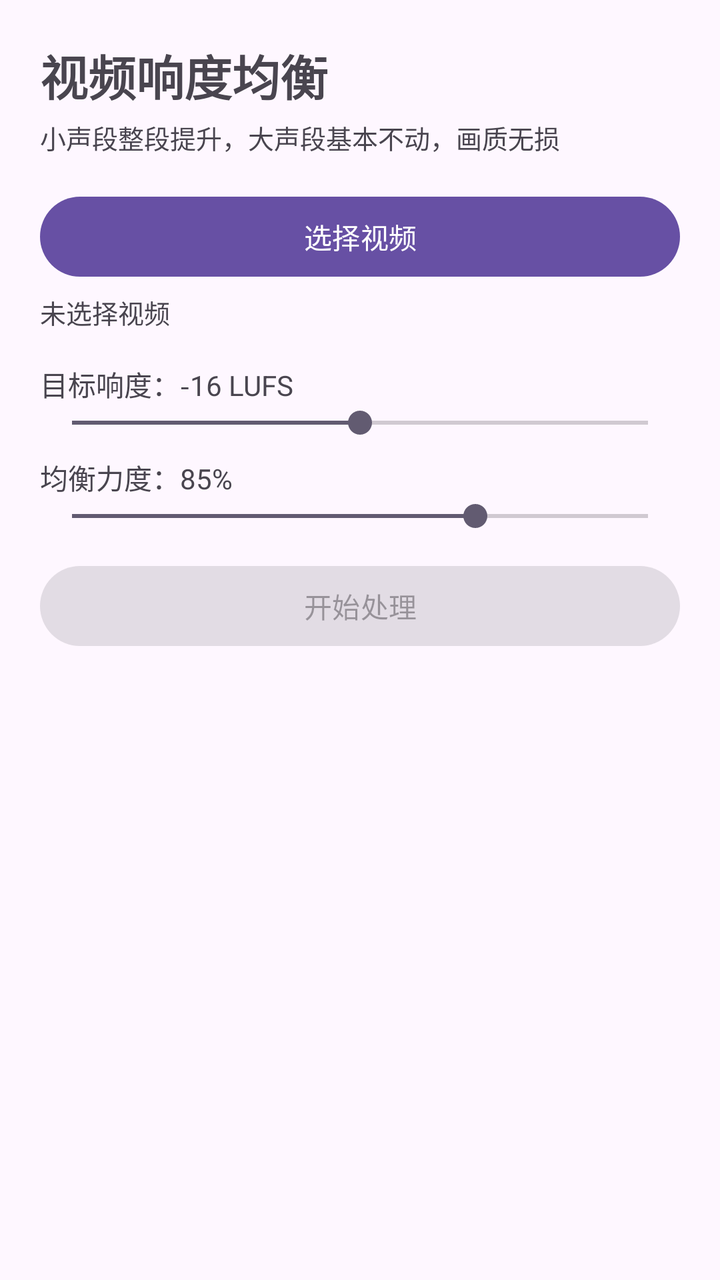
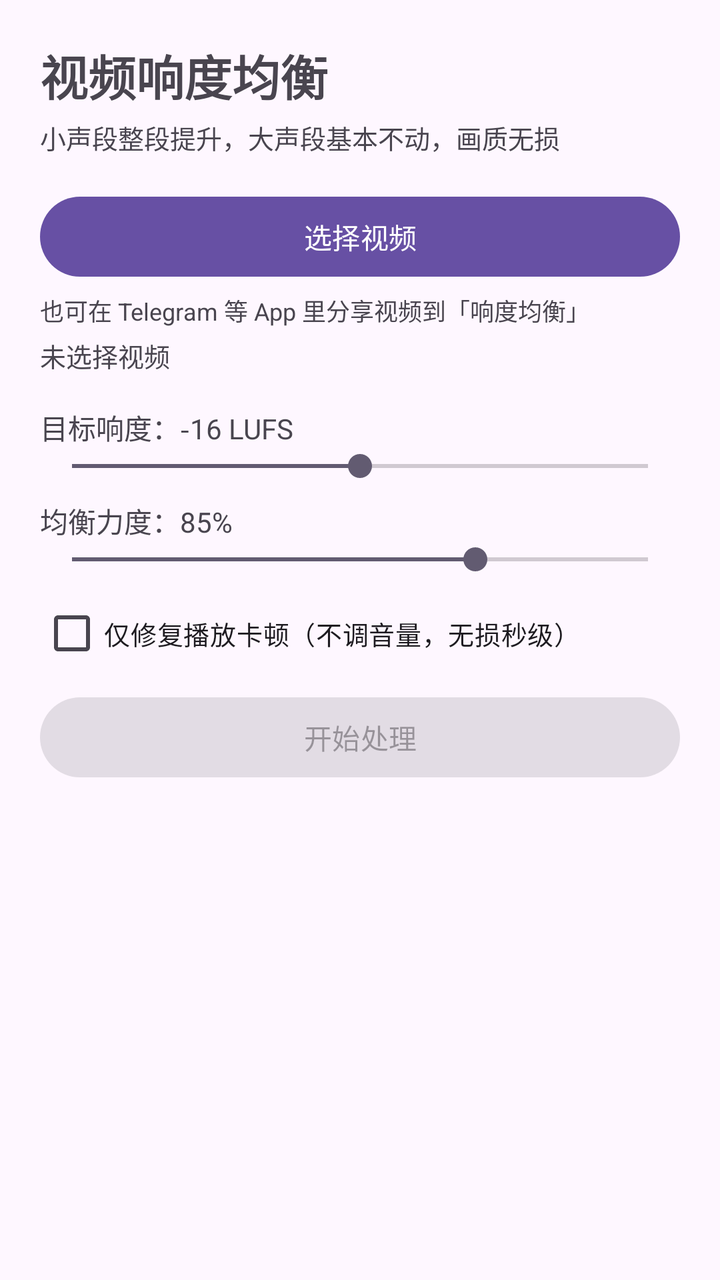

The first picture is an Android layout as it rendered before a commit; the second is the same layout after the commit. The layout source and the unified diff follow.
<!-- AndroidManifest.xml: application theme Theme.App -->
<!-- res/layout/activity_main.xml -->
<?xml version="1.0" encoding="utf-8"?>
<LinearLayout xmlns:android="http://schemas.android.com/apk/res/android"
    android:layout_width="match_parent"
    android:layout_height="match_parent"
    android:orientation="vertical"
    android:padding="20dp">

    <TextView
        android:layout_width="wrap_content"
        android:layout_height="wrap_content"
        android:text="视频响度均衡"
        android:textSize="24sp"
        android:textStyle="bold" />

    <TextView
        android:layout_width="wrap_content"
        android:layout_height="wrap_content"
        android:layout_marginTop="4dp"
        android:text="小声段整段提升，大声段基本不动，画质无损"
        android:textSize="13sp" />

    <Button
        android:id="@+id/btnPick"
        android:layout_width="match_parent"
        android:layout_height="wrap_content"
        android:layout_marginTop="16dp"
        android:text="选择视频" />

    <TextView
        android:id="@+id/tvSelected"
        android:layout_width="wrap_content"
        android:layout_height="wrap_content"
        android:layout_marginTop="4dp"
        android:text="未选择视频"
        android:textSize="13sp" />

    <ScrollView
        android:id="@+id/svFiles"
        android:layout_width="match_parent"
        android:layout_height="wrap_content"
        android:layout_marginTop="4dp">

        <LinearLayout
            android:id="@+id/llFiles"
            android:layout_width="match_parent"
            android:layout_height="wrap_content"
            android:orientation="vertical" />
    </ScrollView>

    <TextView
        android:id="@+id/tvTarget"
        android:layout_width="wrap_content"
        android:layout_height="wrap_content"
        android:layout_marginTop="12dp"
        android:text="目标响度：-16 LUFS" />

    <SeekBar
        android:id="@+id/sbTarget"
        android:layout_width="match_parent"
        android:layout_height="wrap_content"
        android:max="8"
        android:progress="4" />

    <TextView
        android:id="@+id/tvStrength"
        android:layout_width="wrap_content"
        android:layout_height="wrap_content"
        android:layout_marginTop="8dp"
        android:text="均衡力度：85%" />

    <SeekBar
        android:id="@+id/sbStrength"
        android:layout_width="match_parent"
        android:layout_height="wrap_content"
        android:max="50"
        android:progress="35" />

    <Button
        android:id="@+id/btnStart"
        android:layout_width="match_parent"
        android:layout_height="wrap_content"
        android:layout_marginTop="12dp"
        android:enabled="false"
        android:text="开始处理" />

    <ProgressBar
        android:id="@+id/pbFile"
        style="?android:attr/progressBarStyleHorizontal"
        android:layout_width="match_parent"
        android:layout_height="wrap_content"
        android:layout_marginTop="8dp"
        android:max="100"
        android:visibility="invisible" />

    <TextView
        android:id="@+id/tvStage"
        android:layout_width="wrap_content"
        android:layout_height="wrap_content"
        android:textSize="13sp" />

    <ScrollView
        android:id="@+id/svLog"
        android:layout_width="match_parent"
        android:layout_height="0dp"
        android:layout_marginTop="8dp"
        android:layout_weight="1">

        <TextView
            android:id="@+id/tvLog"
            android:layout_width="match_parent"
            android:layout_height="wrap_content"
            android:fontFamily="monospace"
            android:textIsSelectable="true"
            android:textSize="12sp" />
    </ScrollView>

</LinearLayout>
<!-- resources referenced by this layout -->
<resources>
  <style name="Theme.App" parent="Theme.Material3.DayNight.NoActionBar" />
</resources>

<!-- the commit's change to res/layout/activity_main.xml (unified diff, before → after) -->
@@ -25,6 +25,13 @@
         android:layout_height="wrap_content"
         android:layout_marginTop="16dp"
         android:text="选择视频" />
+
+    <TextView
+        android:layout_width="wrap_content"
+        android:layout_height="wrap_content"
+        android:layout_marginTop="4dp"
+        android:text="也可在 Telegram 等 App 里分享视频到「响度均衡」"
+        android:textSize="12sp" />
 
     <TextView
         android:id="@+id/tvSelected"
@@ -75,11 +82,19 @@
         android:max="50"
         android:progress="35" />
 
+    <CheckBox
+        android:id="@+id/cbRepair"
+        android:layout_width="wrap_content"
+        android:layout_height="wrap_content"
+        android:layout_marginTop="4dp"
+        android:text="仅修复播放卡顿（不调音量，无损秒级）"
+        android:textSize="13sp" />
+
     <Button
         android:id="@+id/btnStart"
         android:layout_width="match_parent"
         android:layout_height="wrap_content"
-        android:layout_marginTop="12dp"
+        android:layout_marginTop="4dp"
         android:enabled="false"
         android:text="开始处理" />
 
